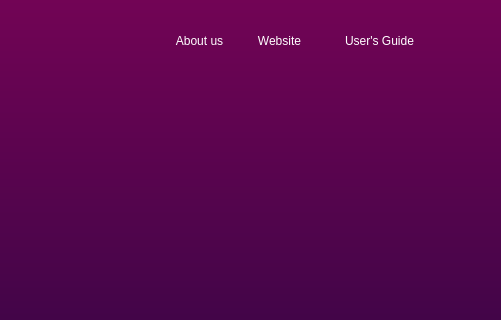
First picture: the form in New_Assets/untitled.ui, repository CodeALPHA007/Shunya, before the edit; both pictures show x 911 to 1412 and y 0 to 320 of the 1412 by 734 pixel window.
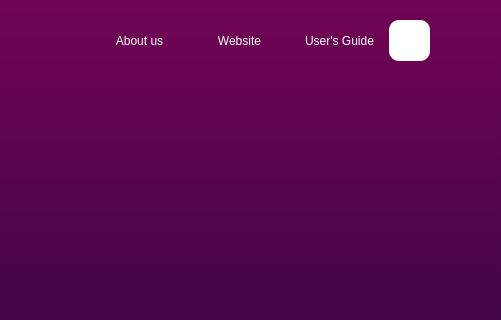
Second picture: the form after the edit.

```diff
--- a/New_Assets/untitled.ui
+++ b/New_Assets/untitled.ui
@@ -100,7 +100,7 @@
    <widget class="QPushButton" name="button2">
     <property name="geometry">
      <rect>
-      <x>1060</x>
+      <x>1000</x>
       <y>20</y>
       <width>101</width>
       <height>41</height>
@@ -155,7 +155,7 @@
    <widget class="QPushButton" name="button3">
     <property name="geometry">
      <rect>
-      <x>1140</x>
+      <x>1100</x>
       <y>20</y>
       <width>101</width>
       <height>41</height>
@@ -194,7 +194,7 @@
    <widget class="QPushButton" name="button4">
     <property name="geometry">
      <rect>
-      <x>1240</x>
+      <x>1200</x>
       <y>20</y>
       <width>101</width>
       <height>41</height>
@@ -303,6 +303,40 @@
 &lt;p style=&quot; margin-top:0px; margin-bottom:0px; margin-left:0px; margin-right:0px; -qt-block-indent:0; text-indent:0px;&quot;&gt;yudgf&lt;/p&gt;&lt;/body&gt;&lt;/html&gt;</string>
     </property>
    </widget>
+   <widget class="QPushButton" name="close_btn">
+    <property name="geometry">
+     <rect>
+      <x>1300</x>
+      <y>20</y>
+      <width>41</width>
+      <height>41</height>
+     </rect>
+    </property>
+    <property name="cursor">
+     <cursorShape>ArrowCursor</cursorShape>
+    </property>
+    <property name="toolTip">
+     <string>&lt;html&gt;&lt;head/&gt;&lt;body&gt;&lt;p&gt;Close&lt;/p&gt;&lt;/body&gt;&lt;/html&gt;</string>
+    </property>
+    <property name="styleSheet">
+     <string notr="true">color:red;
+font: italic 10pt &quot;Segoe UI Semilight&quot;;
+border-radius:10px;
+background-color: white;</string>
+    </property>
+    <property name="text">
+     <string/>
+    </property>
+    <property name="autoDefault">
+     <bool>false</bool>
+    </property>
+    <property name="default">
+     <bool>false</bool>
+    </property>
+    <property name="flat">
+     <bool>false</bool>
+    </property>
+   </widget>
    <zorder>_label</zorder>
    <zorder>image_label</zorder>
    <zorder>label</zorder>
@@ -315,6 +349,7 @@
    <zorder>ln_btn</zorder>
    <zorder>label_2</zorder>
    <zorder>dt</zorder>
+   <zorder>close_btn</zorder>
   </widget>
  </widget>
  <resources/>
```
